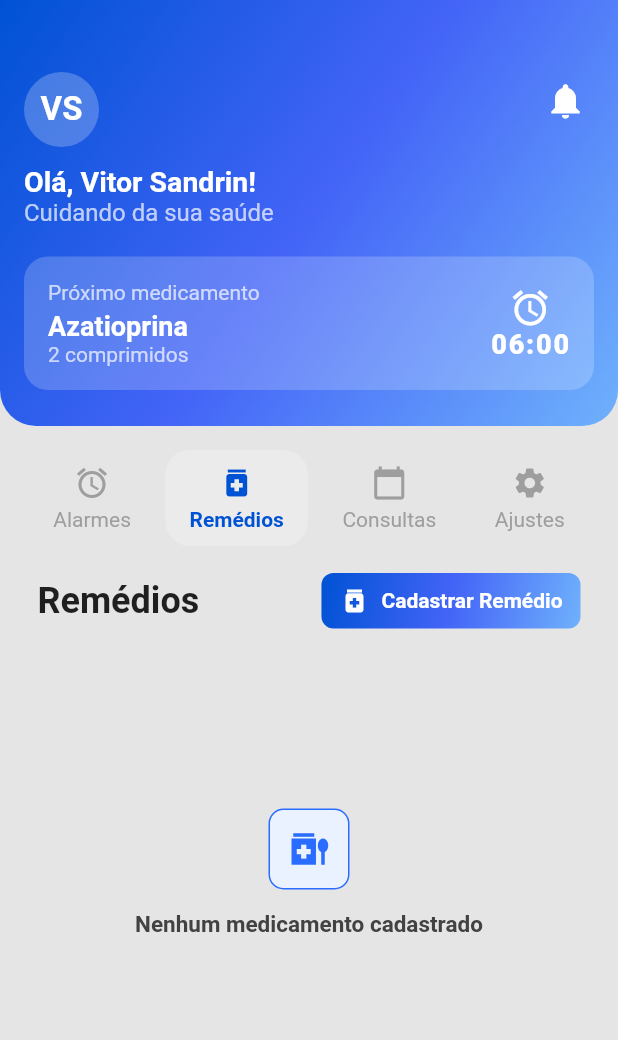
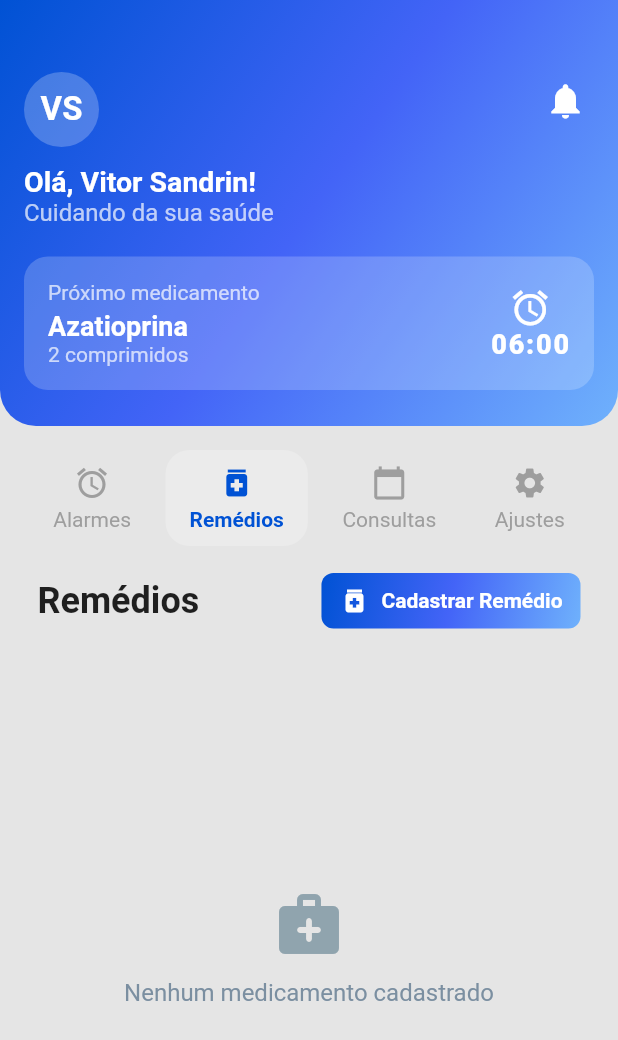
Before and after one commit to issetsandrin/crohncare, a Flutter app: the screen it shows after launch, after a tap on "Remédios", on a phone screen of 412 x 824 dp. Shown: the top 1040 px of the screen. Run offline on Flutter 3.47's test engine with Material 3 defaults, Android fonts, the light colour scheme and no system bars; our stand-ins replace flutter_mobx, flutter_modular, mobx, sqflite; accounts and stored records are empty; generated files the repository leaves out were written again.

Commit message:
fix(ajustes-visuais): ajustes visuais

```diff
--- a/lib/controllers/alarme_controller.dart
+++ b/lib/controllers/alarme_controller.dart
@@ -8,8 +8,13 @@ class AlarmeController = _AlarmeControllerBase with _$AlarmeController;
 
 abstract class _AlarmeControllerBase with Store {
   @action
+  Future<void> init() async {
+    await carregarAlarmes();
+  }
+
+  @action
   Future<void> removerAlarme(int id) async {
-    await _repo.removerAlarme(id);
+    await _repo.deletarAlarme(id);
     await carregarAlarmes();
   }
 
@@ -24,14 +29,14 @@ abstract class _AlarmeControllerBase with Store {
   @action
   Future<void> carregarAlarmes() async {
     isLoading = true;
-    final lista = await _repo.getAlarmes();
+    final lista = await _repo.listarAlarmes();
     alarmes = ObservableList.of(lista);
     isLoading = false;
   }
 
   @action
   Future<void> cadastrarAlarme(Alarme alarme) async {
-    await _repo.insertAlarme(alarme);
+    await _repo.inserirAlarme(alarme);
     await carregarAlarmes();
   }
 }
--- a/lib/controllers/medicamento_controller.dart
+++ b/lib/controllers/medicamento_controller.dart
@@ -9,6 +9,11 @@ class MedicamentoController = _MedicamentoControllerBase
 
 abstract class _MedicamentoControllerBase with Store {
   final MedicamentoService _service = MedicamentoService();
+
+  @action
+  Future<void> init() async {
+    await carregarMedicamentos();
+  }
 
   @observable
   List<Medicamento> medicamentos = [];
--- a/lib/pages/dahsboard_page.dart
+++ b/lib/pages/dahsboard_page.dart
@@ -1,5 +1,8 @@
 import 'package:flutter/material.dart';
 import 'package:flutter/services.dart';
+import 'package:flutter_modular/flutter_modular.dart';
+import 'package:minha_doenca_crohn/controllers/alarme_controller.dart';
+import 'package:minha_doenca_crohn/controllers/medicamento_controller.dart';
 import '../stores/dashboard_store.dart';
 import 'alarmes_page.dart';
 import 'remedios_page.dart';
@@ -16,6 +19,17 @@ class DashboardPage extends StatefulWidget {
 }
 
 class _DashboardPageState extends State<DashboardPage> {
+  @override
+  void initState() {
+    super.initState();
+    try {
+      final alarmeController = Modular.get<AlarmeController>();
+      final medicamentoController = Modular.get<MedicamentoController>();
+      alarmeController.init();
+      medicamentoController.init();
+    } catch (_) {}
+  }
+
   int _selectedTab = 0;
 
   @override
--- a/lib/pages/remedios_page.dart
+++ b/lib/pages/remedios_page.dart
@@ -117,38 +117,30 @@ class _RemediosPageState extends State<RemediosPage> {
           child: Observer(
             builder: (_) {
               return medicamentoController.medicamentos.isEmpty
-                  ? Center(
+                  ? Container(
+                      color: const Color(0xFFE5E5E5),
+                      width: double.infinity,
+                      height: double.infinity,
+                      child: Center(
                         child: Column(
-                        mainAxisAlignment: MainAxisAlignment.start,
+                          mainAxisSize: MainAxisSize.min,
                           children: [
-                          const SizedBox(height: 100),
-                          Container(
-                            decoration: BoxDecoration(
-                              color: const Color(0xFFEAF2FF),
-                              borderRadius: BorderRadius.circular(10),
-                              border: Border.all(
-                                color: const Color(0xFF296CFF),
-                                width: 1,
+                            Icon(
+                              Icons.medical_services_rounded,
+                              size: 48,
+                              color: const Color(0xFF90A4AE),
                             ),
-                            ),
-                            padding: const EdgeInsets.all(12),
-                            child: const Icon(
-                              Icons.medication_liquid_outlined,
-                              size: 28,
-                              color: Color(0xFF296CFF),
-                            ),
-                          ),
-                          const SizedBox(height: 14),
+                            const SizedBox(height: 12),
                             const Text(
                               'Nenhum medicamento cadastrado',
                               style: TextStyle(
-                              fontSize: 15,
-                              color: Color.fromARGB(255, 66, 66, 66),
-                              fontWeight: FontWeight.bold,
+                                fontSize: 16,
+                                color: Color(0xFF7B8FA1),
                               ),
                               textAlign: TextAlign.center,
                             ),
                           ],
+                        ),
                       ),
                     )
                   : ListView.builder(
--- a/lib/repositories/alarme_repository.dart
+++ b/lib/repositories/alarme_repository.dart
@@ -1,27 +1,23 @@
-import 'package:sqflite/sqflite.dart';
 import '../database_helper.dart';
 import '../models/alarme.dart';
 
 class AlarmeRepository {
-  Future<void> removerAlarme(int id) async {
-    final db = await _db;
-    await db.delete('alarmes', where: 'id = ?', whereArgs: [id]);
+  final DatabaseHelper _dbHelper = DatabaseHelper();
+
+  Future<int> inserirAlarme(Alarme alarme) async {
+    return await _dbHelper.insert('alarmes', alarme.toMap());
   }
 
-  Future<Database> get _db async => await DatabaseHelper().db;
-
-  Future<void> insertAlarme(Alarme alarme) async {
-    final db = await _db;
-    await db.insert(
-      'alarmes',
-      alarme.toMap(),
-      conflictAlgorithm: ConflictAlgorithm.replace,
-    );
+  Future<List<Alarme>> listarAlarmes() async {
+    final lista = await _dbHelper.list('alarmes');
+    return lista.map((e) => Alarme.fromMap(e)).toList();
   }
 
-  Future<List<Alarme>> getAlarmes() async {
-    final db = await _db;
-    final maps = await db.query('alarmes');
-    return maps.map((e) => Alarme.fromMap(e)).toList();
+  Future<int> atualizarAlarme(Alarme alarme) async {
+    return await _dbHelper.update('alarmes', alarme.toMap());
+  }
+
+  Future<int> deletarAlarme(int id) async {
+    return await _dbHelper.delete('alarmes', id);
   }
 }
```
Also changed, not shown: lib/database_helper.dart (+24 -120 lines), lib/repositories/medicamento_repository.dart (+31 -5 lines). Lines whose indentation alone changed are shown as unchanged.
